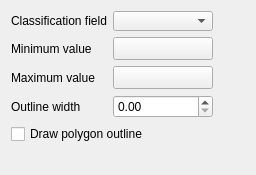
Old version of the form src/ui/qgscontinuouscolordialogbase.ui in the repository kadas-albireo/kadas-albireo.
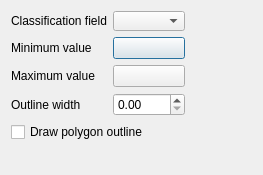
New version of the form. Custom widgets are drawn as their Qt base class.

Commit message: [FEATURE] Update QgsColorButton to offer live color chooser updates and show transparent checkerboard background

Patch:
```diff
--- a/src/ui/qgscontinuouscolordialogbase.ui
+++ b/src/ui/qgscontinuouscolordialogbase.ui
@@ -6,7 +6,7 @@
    <rect>
     <x>0</x>
     <y>0</y>
-    <width>256</width>
+    <width>263</width>
     <height>175</height>
    </rect>
   </property>
@@ -64,19 +64,6 @@
      <property name="text">
       <string>Minimum value</string>
      </property>
-     <property name="buddy">
-      <cstring>btnMinValue</cstring>
-     </property>
-    </widget>
-   </item>
-   <item row="1" column="1">
-    <widget class="QgsColorButton" name="btnMinValue">
-     <property name="minimumSize">
-      <size>
-       <width>100</width>
-       <height>0</height>
-      </size>
-     </property>
     </widget>
    </item>
    <item row="2" column="0">
@@ -90,19 +77,6 @@
      <property name="text">
       <string>Maximum value</string>
      </property>
-     <property name="buddy">
-      <cstring>btnMaxValue</cstring>
-     </property>
-    </widget>
-   </item>
-   <item row="2" column="1">
-    <widget class="QgsColorButton" name="btnMaxValue">
-     <property name="minimumSize">
-      <size>
-       <width>100</width>
-       <height>0</height>
-      </size>
-     </property>
     </widget>
    </item>
    <item row="3" column="0">
@@ -144,13 +118,27 @@
      </property>
     </spacer>
    </item>
+   <item row="1" column="1">
+    <widget class="QgsColorButton" name="btnMinValue">
+     <property name="text">
+      <string/>
+     </property>
+    </widget>
+   </item>
+   <item row="2" column="1">
+    <widget class="QgsColorButton" name="btnMaxValue">
+     <property name="text">
+      <string/>
+     </property>
+    </widget>
+   </item>
   </layout>
  </widget>
  <layoutdefault spacing="6" margin="11"/>
  <customwidgets>
   <customwidget>
    <class>QgsColorButton</class>
-   <extends>QToolButton</extends>
+   <extends>QPushButton</extends>
    <header>qgscolorbutton.h</header>
   </customwidget>
  </customwidgets>
```
Left out of the diff: 2 changed lines with no effect on the pictures. The commit also changes 73 other files.
